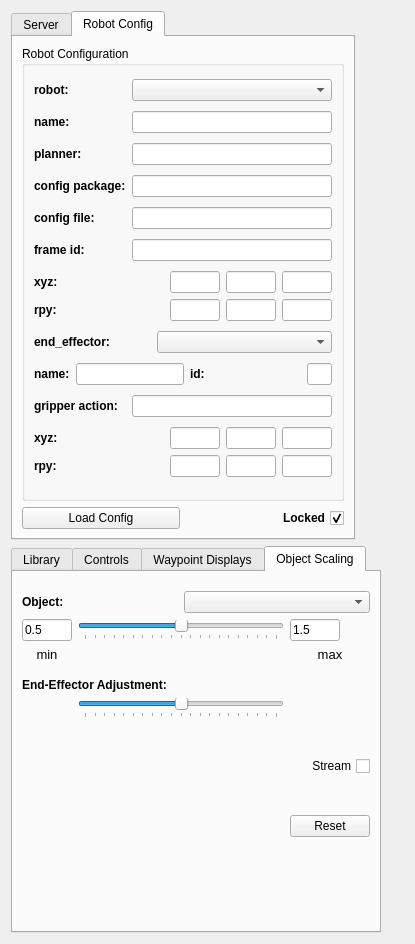
Old version of the form affordance_templates/rviz_affordance_template_panel/ui/rviz_affordance_template_panel.ui in the repository yueyeyuniao/affordance_template.
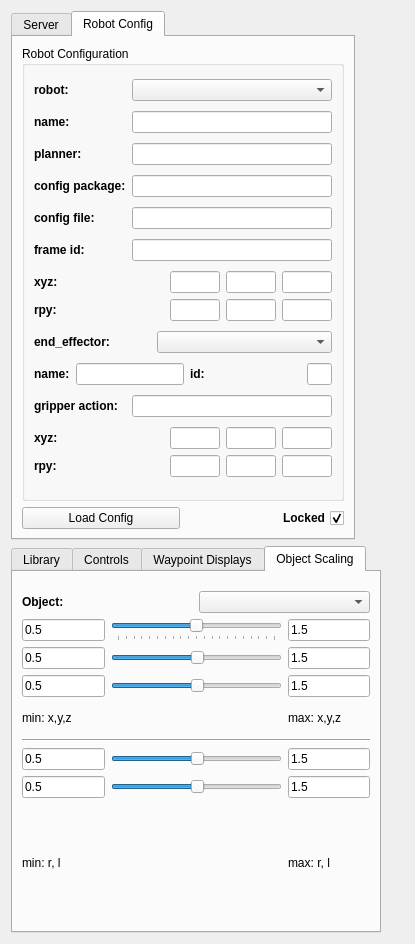
New version of the form. The open tabs and pages were chosen to show the change. Icons and pictures are not drawn.

Commit message: add sliders for other dimensions

```diff
--- a/affordance_templates/rviz_affordance_template_panel/ui/rviz_affordance_template_panel.ui
+++ b/affordance_templates/rviz_affordance_template_panel/ui/rviz_affordance_template_panel.ui
@@ -10,6 +10,12 @@
     <height>944</height>
    </rect>
   </property>
+  <property name="sizePolicy">
+   <sizepolicy hsizetype="Preferred" vsizetype="Preferred">
+    <horstretch>1</horstretch>
+    <verstretch>0</verstretch>
+   </sizepolicy>
+  </property>
   <property name="windowTitle">
    <string>Form</string>
   </property>
@@ -1885,51 +1891,32 @@
        <string>Object Scaling</string>
       </attribute>
       <layout class="QGridLayout" name="gridLayout_9">
-       <item row="12" column="3">
-        <widget class="QPushButton" name="reset_scale_button">
-         <property name="text">
-          <string>Reset</string>
-         </property>
-        </widget>
-       </item>
-       <item row="6" column="0">
-        <widget class="QLineEdit" name="object_scale_min">
-         <property name="maximumSize">
-          <size>
-           <width>50</width>
-           <height>16777215</height>
-          </size>
-         </property>
-         <property name="text">
-          <string>0.5</string>
-         </property>
-        </widget>
-       </item>
-       <item row="6" column="1" colspan="2">
-        <widget class="QSlider" name="object_scale_slider">
+       <item row="11" column="1" colspan="2">
+        <widget class="QSlider" name="object_scale_slider_z">
          <property name="sizePolicy">
-          <sizepolicy hsizetype="Preferred" vsizetype="Fixed">
-           <horstretch>2</horstretch>
+          <sizepolicy hsizetype="Preferred" vsizetype="Preferred">
+           <horstretch>1</horstretch>
            <verstretch>0</verstretch>
           </sizepolicy>
          </property>
-         <property name="maximum">
-          <number>100</number>
-         </property>
-         <property name="singleStep">
-          <number>1</number>
-         </property>
-         <property name="pageStep">
-          <number>5</number>
-         </property>
-         <property name="value">
+         <property name="sliderPosition">
           <number>50</number>
          </property>
          <property name="orientation">
           <enum>Qt::Horizontal</enum>
          </property>
-         <property name="tickPosition">
-          <enum>QSlider::TicksBelow</enum>
+        </widget>
+       </item>
+       <item row="10" column="3">
+        <widget class="QLineEdit" name="object_scale_max_y">
+         <property name="sizePolicy">
+          <sizepolicy hsizetype="Preferred" vsizetype="Fixed">
+           <horstretch>1</horstretch>
+           <verstretch>0</verstretch>
+          </sizepolicy>
+         </property>
+         <property name="text">
+          <string>1.5</string>
          </property>
         </widget>
        </item>
@@ -1943,71 +1930,6 @@
          </property>
         </widget>
        </item>
-       <item row="7" column="3">
-        <widget class="QLabel" name="label_5">
-         <property name="font">
-          <font>
-           <pointsize>10</pointsize>
-           <weight>50</weight>
-           <bold>false</bold>
-          </font>
-         </property>
-         <property name="text">
-          <string>max</string>
-         </property>
-         <property name="alignment">
-          <set>Qt::AlignCenter</set>
-         </property>
-        </widget>
-       </item>
-       <item row="6" column="3">
-        <widget class="QLineEdit" name="object_scale_max">
-         <property name="maximumSize">
-          <size>
-           <width>50</width>
-           <height>16777215</height>
-          </size>
-         </property>
-         <property name="text">
-          <string>1.5</string>
-         </property>
-        </widget>
-       </item>
-       <item row="9" column="0" colspan="3">
-        <widget class="QLabel" name="label_3">
-         <property name="font">
-          <font>
-           <weight>75</weight>
-           <bold>true</bold>
-          </font>
-         </property>
-         <property name="text">
-          <string>End-Effector Adjustment:</string>
-         </property>
-        </widget>
-       </item>
-       <item row="10" column="1" colspan="2">
-        <widget class="QSlider" name="end_effector_adjustment_slider">
-         <property name="maximum">
-          <number>100</number>
-         </property>
-         <property name="pageStep">
-          <number>5</number>
-         </property>
-         <property name="value">
-          <number>50</number>
-         </property>
-         <property name="sliderPosition">
-          <number>50</number>
-         </property>
-         <property name="orientation">
-          <enum>Qt::Horizontal</enum>
-         </property>
-         <property name="tickPosition">
-          <enum>QSlider::TicksBelow</enum>
-         </property>
-        </widget>
-       </item>
        <item row="1" column="0" colspan="2">
         <widget class="QLabel" name="label">
          <property name="font">
@@ -2021,46 +1943,6 @@
          </property>
         </widget>
        </item>
-       <item row="7" column="0">
-        <widget class="QLabel" name="label_4">
-         <property name="font">
-          <font>
-           <pointsize>10</pointsize>
-           <weight>50</weight>
-           <bold>false</bold>
-          </font>
-         </property>
-         <property name="text">
-          <string>min</string>
-         </property>
-         <property name="alignment">
-          <set>Qt::AlignCenter</set>
-         </property>
-        </widget>
-       </item>
-       <item row="11" column="1">
-        <spacer name="verticalSpacer_2">
-         <property name="orientation">
-          <enum>Qt::Vertical</enum>
-         </property>
-         <property name="sizeHint" stdset="0">
-          <size>
-           <width>20</width>
-           <height>40</height>
-          </size>
-         </property>
-        </spacer>
-       </item>
-       <item row="11" column="3">
-        <widget class="QCheckBox" name="stream_scale_check_box">
-         <property name="layoutDirection">
-          <enum>Qt::RightToLeft</enum>
-         </property>
-         <property name="text">
-          <string>Stream</string>
-         </property>
-        </widget>
-       </item>
        <item row="0" column="2">
         <spacer name="verticalSpacer_3">
          <property name="orientation">
@@ -2077,34 +1959,272 @@
          </property>
         </spacer>
        </item>
+       <item row="10" column="0">
+        <widget class="QLineEdit" name="object_scale_min_y">
+         <property name="sizePolicy">
+          <sizepolicy hsizetype="Preferred" vsizetype="Fixed">
+           <horstretch>1</horstretch>
+           <verstretch>1</verstretch>
+          </sizepolicy>
+         </property>
+         <property name="text">
+          <string>0.5</string>
+         </property>
+        </widget>
+       </item>
+       <item row="8" column="3">
+        <widget class="QLineEdit" name="object_scale_max">
+         <property name="sizePolicy">
+          <sizepolicy hsizetype="Preferred" vsizetype="Fixed">
+           <horstretch>1</horstretch>
+           <verstretch>0</verstretch>
+          </sizepolicy>
+         </property>
+         <property name="text">
+          <string>1.5</string>
+         </property>
+        </widget>
+       </item>
+       <item row="20" column="1" colspan="2">
+        <widget class="QSlider" name="object_scale_slider_radius">
+         <property name="sizePolicy">
+          <sizepolicy hsizetype="Preferred" vsizetype="Preferred">
+           <horstretch>1</horstretch>
+           <verstretch>1</verstretch>
+          </sizepolicy>
+         </property>
+         <property name="sliderPosition">
+          <number>50</number>
+         </property>
+         <property name="orientation">
+          <enum>Qt::Horizontal</enum>
+         </property>
+        </widget>
+       </item>
+       <item row="10" column="1" colspan="2">
+        <widget class="QSlider" name="object_scale_slider_y">
+         <property name="enabled">
+          <bool>true</bool>
+         </property>
+         <property name="sizePolicy">
+          <sizepolicy hsizetype="Preferred" vsizetype="Preferred">
+           <horstretch>1</horstretch>
+           <verstretch>0</verstretch>
+          </sizepolicy>
+         </property>
+         <property name="sliderPosition">
+          <number>50</number>
+         </property>
+         <property name="orientation">
+          <enum>Qt::Horizontal</enum>
+         </property>
+        </widget>
+       </item>
+       <item row="11" column="0">
+        <widget class="QLineEdit" name="object_scale_min_z">
+         <property name="sizePolicy">
+          <sizepolicy hsizetype="Preferred" vsizetype="Fixed">
+           <horstretch>1</horstretch>
+           <verstretch>0</verstretch>
+          </sizepolicy>
+         </property>
+         <property name="text">
+          <string>0.5</string>
+         </property>
+        </widget>
+       </item>
+       <item row="21" column="0">
+        <widget class="QLineEdit" name="object_scale_min_length">
+         <property name="sizePolicy">
+          <sizepolicy hsizetype="Preferred" vsizetype="Fixed">
+           <horstretch>1</horstretch>
+           <verstretch>0</verstretch>
+          </sizepolicy>
+         </property>
+         <property name="text">
+          <string>0.5</string>
+         </property>
+        </widget>
+       </item>
+       <item row="8" column="1" colspan="2">
+        <widget class="QSlider" name="object_scale_slider">
+         <property name="sizePolicy">
+          <sizepolicy hsizetype="Preferred" vsizetype="Preferred">
+           <horstretch>1</horstretch>
+           <verstretch>0</verstretch>
+          </sizepolicy>
+         </property>
+         <property name="maximumSize">
+          <size>
+           <width>16777215</width>
+           <height>16777215</height>
+          </size>
+         </property>
+         <property name="font">
+          <font>
+           <kerning>true</kerning>
+          </font>
+         </property>
+         <property name="maximum">
+          <number>100</number>
+         </property>
+         <property name="singleStep">
+          <number>1</number>
+         </property>
+         <property name="pageStep">
+          <number>5</number>
+         </property>
+         <property name="value">
+          <number>50</number>
+         </property>
+         <property name="sliderPosition">
+          <number>50</number>
+         </property>
+         <property name="orientation">
+          <enum>Qt::Horizontal</enum>
+         </property>
+         <property name="tickPosition">
+          <enum>QSlider::TicksBelow</enum>
+         </property>
+        </widget>
+       </item>
+       <item row="20" column="3">
+        <widget class="QLineEdit" name="lineEdit">
+         <property name="sizePolicy">
+          <sizepolicy hsizetype="Preferred" vsizetype="Fixed">
+           <horstretch>1</horstretch>
+           <verstretch>0</verstretch>
+          </sizepolicy>
+         </property>
+         <property name="text">
+          <string>1.5</string>
+         </property>
+        </widget>
+       </item>
        <item row="8" column="0">
-        <spacer name="verticalSpacer">
+        <widget class="QLineEdit" name="object_scale_min">
+         <property name="sizePolicy">
+          <sizepolicy hsizetype="Preferred" vsizetype="Fixed">
+           <horstretch>1</horstretch>
+           <verstretch>0</verstretch>
+          </sizepolicy>
+         </property>
+         <property name="text">
+          <string>0.5</string>
+         </property>
+        </widget>
+       </item>
+       <item row="21" column="1" colspan="2">
+        <widget class="QSlider" name="object_scale_slider_length">
+         <property name="sizePolicy">
+          <sizepolicy hsizetype="Preferred" vsizetype="Preferred">
+           <horstretch>1</horstretch>
+           <verstretch>1</verstretch>
+          </sizepolicy>
+         </property>
+         <property name="sliderPosition">
+          <number>50</number>
+         </property>
          <property name="orientation">
-          <enum>Qt::Vertical</enum>
+          <enum>Qt::Horizontal</enum>
          </property>
-         <property name="sizeType">
-          <enum>QSizePolicy::Maximum</enum>
+        </widget>
+       </item>
+       <item row="21" column="3">
+        <widget class="QLineEdit" name="lineEdit_2">
+         <property name="sizePolicy">
+          <sizepolicy hsizetype="Preferred" vsizetype="Fixed">
+           <horstretch>1</horstretch>
+           <verstretch>0</verstretch>
+          </sizepolicy>
          </property>
-         <property name="sizeHint" stdset="0">
+         <property name="text">
+          <string>1.5</string>
+         </property>
+        </widget>
+       </item>
+       <item row="20" column="0">
+        <widget class="QLineEdit" name="object_scale_min_radius">
+         <property name="sizePolicy">
+          <sizepolicy hsizetype="Preferred" vsizetype="Fixed">
+           <horstretch>1</horstretch>
+           <verstretch>0</verstretch>
+          </sizepolicy>
+         </property>
+         <property name="text">
+          <string>0.5</string>
+         </property>
+        </widget>
+       </item>
+       <item row="11" column="3">
+        <widget class="QLineEdit" name="object_scale_max_z">
+         <property name="sizePolicy">
+          <sizepolicy hsizetype="Preferred" vsizetype="Fixed">
+           <horstretch>1</horstretch>
+           <verstretch>0</verstretch>
+          </sizepolicy>
+         </property>
+         <property name="text">
+          <string>1.5</string>
+         </property>
+        </widget>
+       </item>
+       <item row="14" column="0" colspan="4">
+        <widget class="Line" name="line_3">
+         <property name="font">
+          <font>
+           <pointsize>5</pointsize>
+           <weight>75</weight>
+           <bold>true</bold>
+          </font>
+         </property>
+         <property name="orientation">
+          <enum>Qt::Horizontal</enum>
+         </property>
+        </widget>
+       </item>
+       <item row="13" column="0">
+        <widget class="QLabel" name="label_3">
+         <property name="enabled">
+          <bool>true</bool>
+         </property>
+         <property name="sizePolicy">
+          <sizepolicy hsizetype="Preferred" vsizetype="Preferred">
+           <horstretch>0</horstretch>
+           <verstretch>0</verstretch>
+          </sizepolicy>
+         </property>
+         <property name="maximumSize">
           <size>
-           <width>20</width>
-           <height>10</height>
+           <width>1000</width>
+           <height>30</height>
           </size>
          </property>
-        </spacer>
+         <property name="text">
+          <string>min: x,y,z</string>
+         </property>
+        </widget>
        </item>
        <item row="13" column="3">
-        <spacer name="verticalSpacer_4">
-         <property name="orientation">
-          <enum>Qt::Vertical</enum>
+        <widget class="QLabel" name="label_4">
+         <property name="text">
+          <string>max: x,y,z</string>
          </property>
-         <property name="sizeHint" stdset="0">
-          <size>
-           <width>20</width>
-           <height>40</height>
-          </size>
+        </widget>
+       </item>
+       <item row="22" column="0">
+        <widget class="QLabel" name="label_5">
+         <property name="text">
+          <string>min: r, l</string>
          </property>
-        </spacer>
+        </widget>
+       </item>
+       <item row="22" column="3">
+        <widget class="QLabel" name="label_10">
+         <property name="text">
+          <string>max: r, l</string>
+         </property>
+        </widget>
        </item>
       </layout>
      </widget>
```
Left out of the diff: 4 changed lines with no effect on the pictures. The commit also changes 2 other files.
